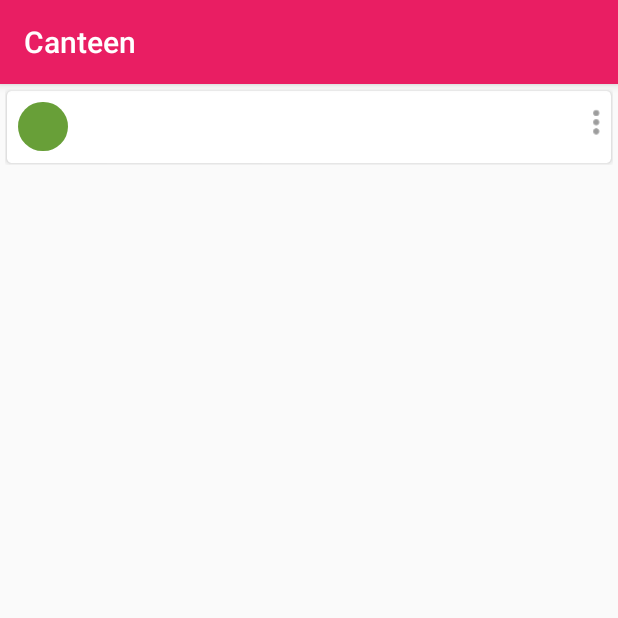
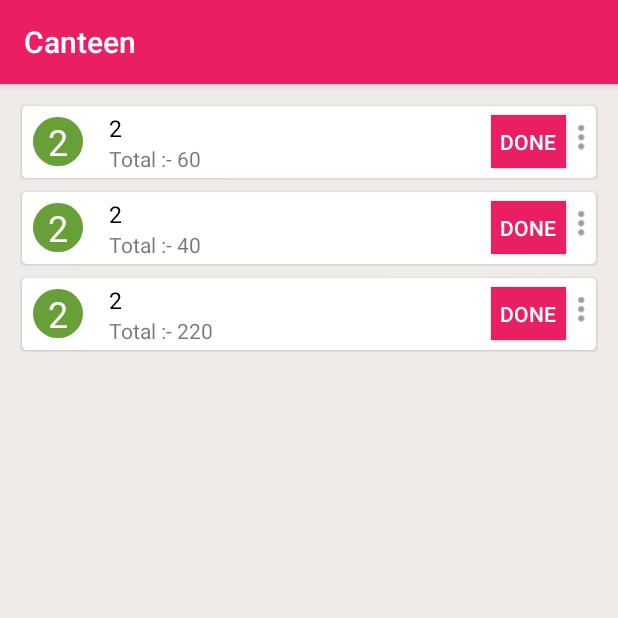
Before and after one commit to jainkuniya/college-services, an Android app: the merchantPage screen opened directly, with no data from a screen before it, on a phone screen of 412 x 824 dp, the top half of it. Run offline under Robolectric (Android 15) with nearby library versions, the phone set to English and light mode, and no system bars.

Commit message:
Merchant page done

```diff
--- a/app/src/main/java/com/example/himanshu/canteen/LoginActivity.java
+++ b/app/src/main/java/com/example/himanshu/canteen/LoginActivity.java
@@ -75,7 +75,7 @@ public class LoginActivity extends AppCompatActivity {
                 startActivity(mainPage);
             }
         }
-        if((id!="2"&&password!="2")||(password!="1"&& id!="1")){
+        else if((id!="2" && password!="2")||(password!="1"&& id!="1")){
             Toast.makeText(getApplicationContext(),"incorrect id password!!",
                     Toast.LENGTH_SHORT).show();
 
--- /dev/null
+++ b/app/src/main/java/com/example/himanshu/canteen/OrderMerchantAdapter.java
@@ -0,0 +1,55 @@
+package com.example.himanshu.canteen;
+
+import android.support.v7.widget.RecyclerView;
+import android.view.LayoutInflater;
+import android.view.View;
+import android.view.ViewGroup;
+import android.widget.Button;
+import android.widget.ImageView;
+import android.widget.TextView;
+
+import java.util.List;
+
+/**
+ * Created by khushboo on 29/1/17.
+ */
+
+public class OrderMerchantAdapter extends RecyclerView.Adapter<OrderMerchantAdapter.MyViewHolder> {
+    private List<OrderToMerchant> OrderList;
+    public class MyViewHolder extends RecyclerView.ViewHolder {
+        public TextView initial, shop, price;
+        public ImageView dots;
+        public Button done;
+
+        public MyViewHolder(View view) {
+            super(view);
+            initial = (TextView)view.findViewById(R.id.shop_name);
+            shop = (TextView)view.findViewById(R.id.shop);
+            price = (TextView)view.findViewById(R.id.price);
+            dots = (ImageView)view.findViewById(R.id.overflow);
+            done=(Button)view.findViewById(R.id.doneButton);
+        }
+
+    }
+
+    public OrderMerchantAdapter(List<OrderToMerchant> OrderList) {
+        this.OrderList=OrderList;
+    }
+    public OrderMerchantAdapter.MyViewHolder onCreateViewHolder(ViewGroup parent, int viewType) {
+        View itemView = LayoutInflater.from(parent.getContext()).inflate(R.layout.activity_order_merchant, parent, false);
+        return new OrderMerchantAdapter.MyViewHolder(itemView);
+    }
+
+    @Override
+    public void onBindViewHolder(OrderMerchantAdapter.MyViewHolder holder, int position) {
+        OrderToMerchant order = OrderList.get(position);
+        holder.initial.setText(order.getInitial());
+        holder.shop.setText(order.getShop_name());
+        holder.price.setText("Total :- "+order.getTotal_price());
+    }
+
+
+    public int getItemCount() {
+        return OrderList.size();
+    }
+}
--- /dev/null
+++ b/app/src/main/java/com/example/himanshu/canteen/OrderToMerchant.java
@@ -0,0 +1,39 @@
+package com.example.himanshu.canteen;
+
+/**
+ * Created by khushboo on 29/1/17.
+ */
+
+public class OrderToMerchant {
+    private String initial, user_id, total_price;
+
+    public OrderToMerchant(String initial, String user_id, String total_price) {
+        this.initial=initial;
+        this.user_id=user_id;
+        this.total_price=total_price;
+    }
+
+    public String getInitial() {
+        return initial;
+    }
+
+    public void setInitial(String initial) {
+        this.initial=initial;
+    }
+
+    public String getShop_name() {
+        return  user_id;
+    }
+
+    public void setShop_name(String shop_name) {
+        this.user_id=shop_name;
+    }
+
+    public String getTotal_price() {
+        return total_price;
+    }
+
+    public void setTotal_price(String total_price) {
+        this.total_price=total_price;
+    }
+}
--- a/app/src/main/java/com/example/himanshu/canteen/merchantPage.java
+++ b/app/src/main/java/com/example/himanshu/canteen/merchantPage.java
@@ -2,12 +2,47 @@ package com.example.himanshu.canteen;
 
 import android.support.v7.app.AppCompatActivity;
 import android.os.Bundle;
+import android.support.v7.widget.CardView;
+import android.support.v7.widget.DefaultItemAnimator;
+import android.support.v7.widget.LinearLayoutManager;
+import android.support.v7.widget.RecyclerView;
+
+import java.util.ArrayList;
+import java.util.List;
 
 public class merchantPage extends AppCompatActivity {
-
+    private List<OrderToMerchant> orderList;
+    private RecyclerView recyclerView;
+    private OrderMerchantAdapter OrderMerchantAdapter;
+    private CardView cardview;
     @Override
     protected void onCreate(Bundle savedInstanceState) {
         super.onCreate(savedInstanceState);
         setContentView(R.layout.activity_merchant_page);
+
+        cardview = (CardView) findViewById(R.id.card_view_merorder);
+        recyclerView = (RecyclerView) findViewById(R.id.recycler_view_merchant);
+        orderList = new ArrayList<>();
+        OrderMerchantAdapter = new OrderMerchantAdapter(orderList);
+
+
+        RecyclerView.LayoutManager oLayoutManager = new LinearLayoutManager(getApplicationContext());
+        recyclerView.setLayoutManager(oLayoutManager);
+        recyclerView.setItemAnimator(new DefaultItemAnimator());
+        recyclerView.setAdapter(OrderMerchantAdapter);
+
+        prepareOrder();
+
     }
+    private void prepareOrder() {
+        OrderToMerchant order = new OrderToMerchant("2","2","60");
+        orderList.add(order);
+        order = new OrderToMerchant("2","2","40");
+        orderList.add(order);
+        order = new OrderToMerchant("2","2","220");
+        orderList.add(order);
+
+        OrderMerchantAdapter.notifyDataSetChanged();
+    }
+
 }
--- a/app/src/main/res/layout/activity_login_activity.xml
+++ b/app/src/main/res/layout/activity_login_activity.xml
@@ -1,12 +1,16 @@
 <?xml version="1.0" encoding="utf-8"?>
+<ScrollView
+    xmlns:android="http://schemas.android.com/apk/res/android"
+    android:layout_height="fill_parent"
+    android:layout_width="fill_parent"
+    android:fillViewport="true"
+    >
 
 <RelativeLayout
 
-    xmlns:android="http://schemas.android.com/apk/res/android"
 
-    android:layout_width="match_parent"
-    android:layout_height="match_parent"
-
+    android:layout_width="fill_parent"
+    android:layout_height="fill_parent"
 
 
     >
@@ -162,3 +166,4 @@
 
 
 </RelativeLayout>
+</ScrollView>
--- a/app/src/main/res/layout/activity_merchant_page.xml
+++ b/app/src/main/res/layout/activity_merchant_page.xml
@@ -1,57 +1,21 @@
 <?xml version="1.0" encoding="utf-8"?>
-<LinearLayout xmlns:android="http://schemas.android.com/apk/res/android"
+<RelativeLayout xmlns:android="http://schemas.android.com/apk/res/android"
+
+    xmlns:tools="http://schemas.android.com/tools"
+    android:id="@+id/content_main"
     android:layout_width="match_parent"
-    android:layout_height="wrap_content"
-    android:padding="3dp">
-    <android.support.v7.widget.CardView
-        xmlns:card_view="http://schemas.android.com/apk/res-auto"
-        android:id="@+id/card_view_merorder"
-        android:layout_gravity="center"
+    android:layout_height="match_parent"
+    android:paddingBottom="@dimen/activity_vertical_margin"
+    android:paddingLeft="@dimen/activity_horizontal_margin"
+    android:paddingRight="@dimen/activity_horizontal_margin"
+    android:paddingTop="@dimen/activity_vertical_margin"
+    tools:context="com.example.himanshu.canteen.MainActivity"
+
+    android:background="#EFEBE9">
+    <android.support.v7.widget.RecyclerView
+        android:id="@+id/recycler_view_merchant"
+        android:layout_width="match_parent"
         android:layout_height="wrap_content"
-        android:layout_width="match_parent"
-        android:layout_margin="@dimen/card_margin"
-        android:elevation="4dp"
-        card_view:cardCornerRadius="@dimen/card_album_radius">
-        <RelativeLayout xmlns:android="http://schemas.android.com/apk/res/android"
-            android:layout_width="match_parent"
-            android:layout_height="match_parent">
-            <TextView
-                android:layout_width="33dp"
-                android:layout_height="wrap_content"
-                android:id="@+id/shop_name"
-                android:textColor="#ffffff"
-                android:textSize="24dp"
-                android:background="@drawable/textview_design"
-                android:gravity="center"
-                android:layout_marginTop="7dp"
-                android:layout_marginLeft="7dp"/>
-            <TextView
-                android:id="@+id/shop"
-                android:layout_width="wrap_content"
-                android:layout_height="wrap_content"
-                android:layout_toRightOf="@+id/shop_name"
-                android:textColor="#000000"
-                android:textSize="15dp"
-                android:layout_alignParentTop="true"
-                android:layout_marginLeft="17dp"
-                android:layout_marginTop="4dp"/>
-            <TextView
-                android:id="@+id/price"
-                android:layout_width="wrap_content"
-                android:layout_height="wrap_content"
-                android:layout_below="@+id/shop"
-                android:layout_toRightOf="@id/shop_name"
-                android:layout_marginLeft="17dp"
-                android:layout_marginBottom="3dp"/>
-            <ImageView
-                android:id="@+id/overflow"
-                android:layout_width="@dimen/ic_album_overflow_width"
-                android:layout_height="@dimen/ic_album_overflow_height"
-                android:layout_alignParentRight="true"
-                android:layout_marginTop="3dp"
-                android:scaleType="centerCrop"
-                android:src="@drawable/ic_dots" />
-        </RelativeLayout>
-    </android.support.v7.widget.CardView>
-
-</LinearLayout>
+        android:clipToPadding="false"
+        android:scrollbars="vertical" />
+    </RelativeLayout>
--- /dev/null
+++ b/app/src/main/res/layout/activity_order_merchant.xml
@@ -0,0 +1,68 @@
+<?xml version="1.0" encoding="utf-8"?>
+<LinearLayout xmlns:android="http://schemas.android.com/apk/res/android"
+    android:layout_width="match_parent"
+    android:layout_height="wrap_content"
+    android:padding="3dp">
+    <android.support.v7.widget.CardView
+        xmlns:card_view="http://schemas.android.com/apk/res-auto"
+        android:id="@+id/card_view_merorder"
+        android:layout_gravity="center"
+        android:layout_height="wrap_content"
+        android:layout_width="match_parent"
+        android:layout_margin="@dimen/card_margin"
+        android:elevation="4dp"
+        card_view:cardCornerRadius="@dimen/card_album_radius">
+        <RelativeLayout xmlns:android="http://schemas.android.com/apk/res/android"
+            android:layout_width="match_parent"
+            android:layout_height="match_parent">
+            <TextView
+                android:layout_width="33dp"
+                android:layout_height="wrap_content"
+                android:id="@+id/shop_name"
+                android:textColor="#ffffff"
+                android:textSize="24dp"
+                android:background="@drawable/textview_design"
+                android:gravity="center"
+                android:layout_marginTop="7dp"
+                android:layout_marginLeft="7dp"/>
+            <TextView
+                android:id="@+id/shop"
+                android:layout_width="wrap_content"
+                android:layout_height="wrap_content"
+                android:layout_toRightOf="@+id/shop_name"
+                android:textColor="#000000"
+                android:textSize="15dp"
+                android:layout_alignParentTop="true"
+                android:layout_marginLeft="17dp"
+                android:layout_marginTop="4dp"/>
+            <TextView
+                android:id="@+id/price"
+                android:layout_width="wrap_content"
+                android:layout_height="wrap_content"
+                android:layout_below="@+id/shop"
+                android:layout_toRightOf="@id/shop_name"
+                android:layout_marginLeft="17dp"
+                android:layout_marginBottom="3dp"/>
+            <ImageView
+                android:id="@+id/overflow"
+                android:layout_width="@dimen/ic_album_overflow_width"
+                android:layout_height="@dimen/ic_album_overflow_height"
+                android:layout_alignParentRight="true"
+                android:layout_marginTop="3dp"
+                android:scaleType="centerCrop"
+                android:src="@drawable/ic_dots" />
+            <Button
+                android:id="@+id/doneButton"
+                android:layout_width="50dp"
+                android:layout_height="35dp"
+                android:text="Done"
+                android:textColor="#FFFFFF"
+                android:background="@color/colorPrimary"
+                android:layout_toLeftOf="@id/overflow"
+                android:layout_centerVertical="true"
+                />
+
+        </RelativeLayout>
+    </android.support.v7.widget.CardView>
+
+</LinearLayout>
```
Also changed, not shown: gradle/wrapper/gradle-wrapper.properties (deleted), 2 other files.
